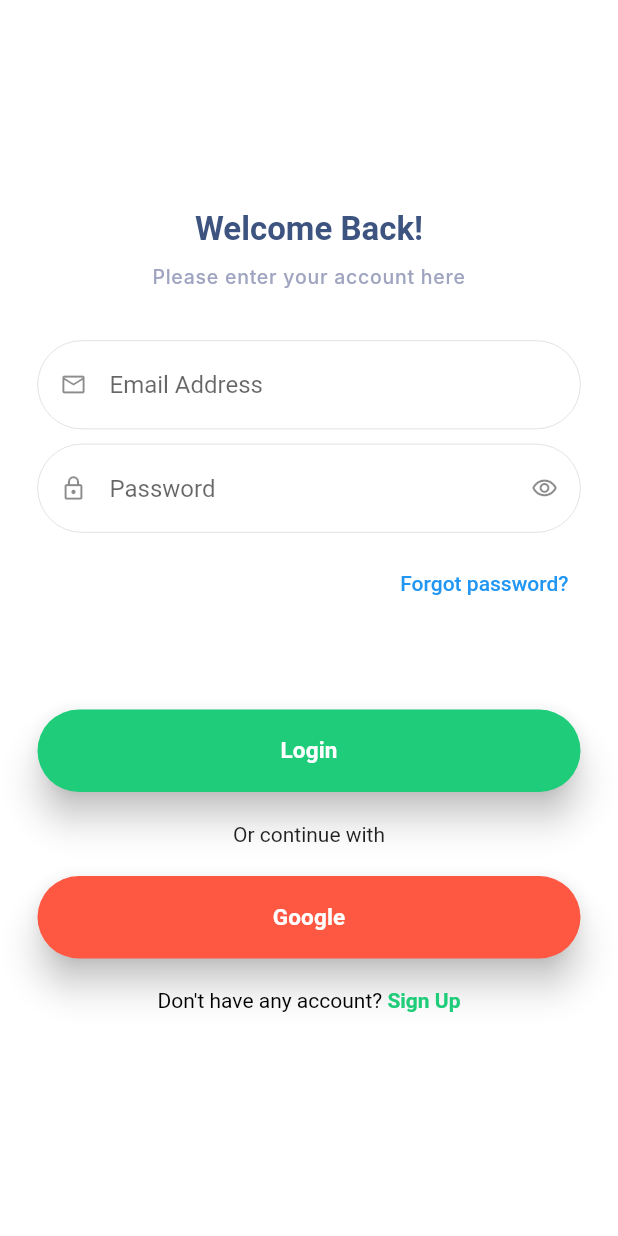
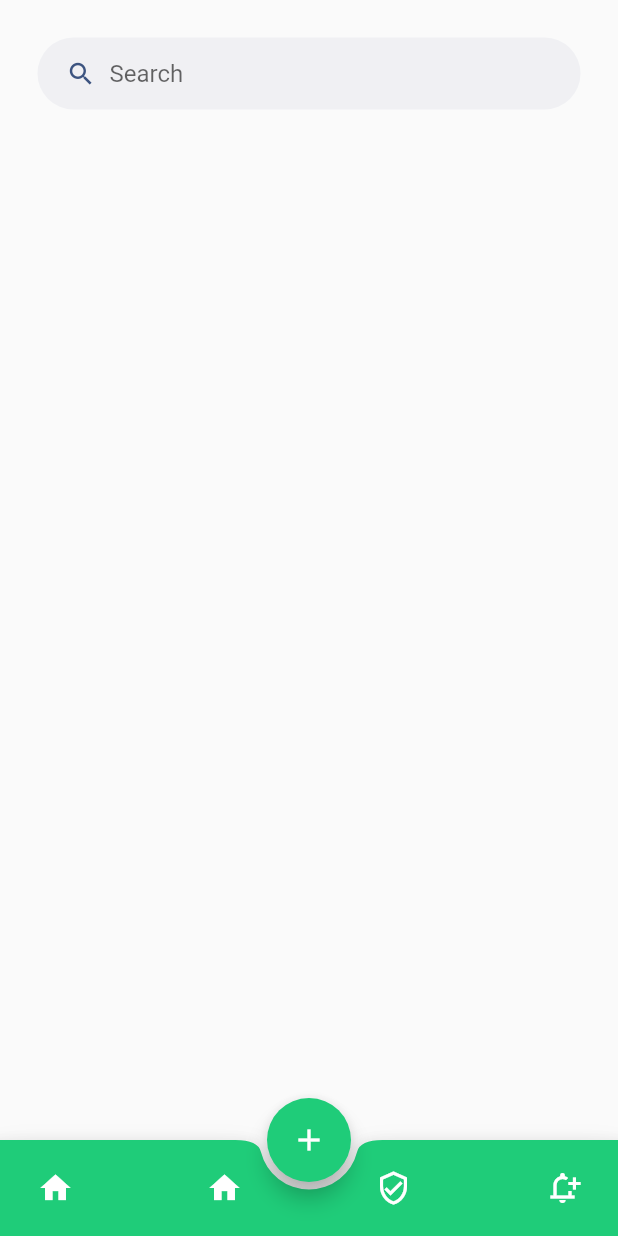
Before and after one commit to akpanphilip/Chefio, a Flutter app: the SignIn screen opened directly, after a tap on "Login", on a phone screen of 412 x 824 dp. Run offline on Flutter 3.47's test engine with Material 2 defaults, Android fonts, the phone set to English and light mode, and no system bars; Roboto replaces fonts that are missing (Inter).

Commit message:
added home screen

```diff
--- /dev/null
+++ b/lib/screens/home.dart
@@ -0,0 +1,123 @@
+import 'package:flutter/material.dart';
+import '../Widget/Config.dart';
+
+class Home extends StatefulWidget {
+  const Home({super.key});
+
+  @override
+  State<Home> createState() => _HomeState();
+}
+
+class _HomeState extends State<Home> {
+  @override
+  Widget build(BuildContext context) {
+    return Scaffold(
+      body: Padding(
+        padding: const EdgeInsets.all(25),
+        child: ListView(
+          children: [
+            TextField(
+              decoration: InputDecoration(
+                  fillColor: const Color.fromARGB(29, 159, 165, 192),
+                  filled: true,
+                  contentPadding: const EdgeInsets.symmetric(
+                    vertical: 5,
+                  ),
+                  border: OutlineInputBorder(
+                    borderRadius: BorderRadius.circular(30),
+                    borderSide: const BorderSide(width: 10),
+                  ),
+                  enabledBorder: OutlineInputBorder(
+                      borderRadius: BorderRadius.circular(30),
+                      borderSide: BorderSide.none),
+                  hintText: "Search",
+                  prefixIcon: const Padding(
+                    padding: EdgeInsets.only(left: 10),
+                    child: Icon(
+                      Icons.search,
+                      size: 20,
+                      color: Color(0xff3d5480),
+                    ),
+                  )),
+            ),
+          ],
+        ),
+      ),
+      floatingActionButtonLocation: FloatingActionButtonLocation.centerDocked,
+      // floatingActionButtonLocation: FloatingActionButtonLocation.startDocked,
+      floatingActionButton: FloatingActionButton(
+        backgroundColor: Color(0xff1fcc79),
+        onPressed: () {},
+        child: Icon(Icons.add),
+      ),
+      bottomNavigationBar: BottomAppBar(
+        notchMargin: 5.0,
+        shape: const CircularNotchedRectangle(),
+        color: Color(0xff1fcc79),
+        // notchMargin: 5.0,
+        // shape: CircularNotchedRectangle(),
+        child: Padding(
+          padding: const EdgeInsets.symmetric(vertical: 10, horizontal: 15),
+          child: Row(
+            mainAxisAlignment: MainAxisAlignment.spaceBetween,
+            mainAxisSize: MainAxisSize.max,
+            children: [
+              Padding(
+                padding: const EdgeInsets.all(10),
+                child: Column(
+                  mainAxisSize: MainAxisSize.min,
+                  children: const [
+                    Icon(Icons.home, color: Colors.white),
+                    // Text(
+                    //   "Home",
+                    //   style: TextStyle(color: Colors.white),
+                    // )
+                  ],
+                ),
+              ),
+              Padding(
+                padding: const EdgeInsets.all(10),
+                child: Column(
+                  mainAxisSize: MainAxisSize.min,
+                  children: const [
+                    Icon(Icons.home, color: Colors.white),
+                    // Text(
+                    //   "Home",
+                    //   style: TextStyle(color: Colors.white),
+                    // )
+                  ],
+                ),
+              ),
+              Padding(
+                padding: const EdgeInsets.all(10),
+                child: Column(
+                  mainAxisSize: MainAxisSize.min,
+                  children: const [
+                    Icon(Icons.verified_user_outlined, color: Colors.white),
+                    // Text(
+                    //   "Home",
+                    //   style: TextStyle(color: Colors.white),
+                    // )
+                  ],
+                ),
+              ),
+              Padding(
+                padding: const EdgeInsets.all(10),
+                child: Column(
+                  mainAxisSize: MainAxisSize.min,
+                  children: const [
+                    Icon(Icons.notification_add_outlined, color: Colors.white),
+                    // Text(
+                    //   "Notification",
+                    //   style: TextStyle(color: Colors.white),
+                    // )
+                  ],
+                ),
+              )
+            ],
+          ),
+        ),
+      ),
+    );
+  }
+}
--- a/lib/screens/signin.dart
+++ b/lib/screens/signin.dart
@@ -1,5 +1,6 @@
 // ignore_for_file: prefer_const_literals_to_create_immutables, prefer_const_constructors, sort_child_properties_last
 
+import 'package:chefio/screens/home.dart';
 import 'package:chefio/screens/password_recovery.dart';
 import 'package:chefio/screens/singup.dart';
 import 'package:flutter/material.dart';
@@ -70,7 +71,7 @@ class _SignInState extends State<SignIn> {
                   SizedBox(height: 60),
                   // ButtonWidget(text: "Login", colors: Color(0xff1fcc79)),
                   ButtonWidget(
-                    tap: MaterialPageRoute(builder: (context) => SignIn()),
+                    tap: MaterialPageRoute(builder: (context) => Home()),
                     text: 'Login',
                     colors: Color(0xff1fcc79),
                   ),
--- a/lib/screens/singup.dart
+++ b/lib/screens/singup.dart
@@ -2,9 +2,8 @@
 
 import 'package:chefio/screens/email_confirm.dart';
 import 'package:flutter/material.dart';
+import '../Widget/Config.dart';
 import 'package:flutter/gestures.dart';
-
-import '../Widget/Config.dart';
 
 class SignUp extends StatefulWidget {
   const SignUp({super.key});
```
